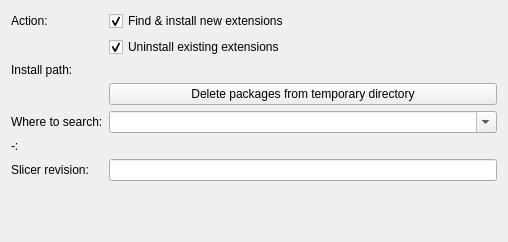
First picture: the form in Base/QTGUI/Resources/UI/qSlicerExtensionsWizardWelcomePage.ui, repository gezidan/Slicer, before the edit.
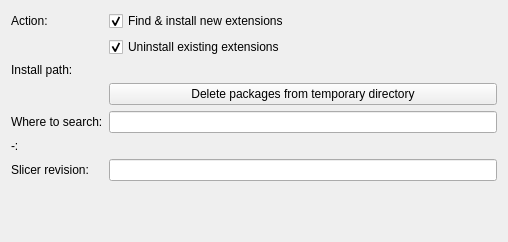
Second picture: the form after the edit. Custom widgets are drawn as their Qt base class.

Commit message: ENH: ExtensionsWizardWelcomePage - Use LineEdit instead of ComboBox for ExtensionServerURL

Diff of the .ui file:
```diff
--- a/Base/QTGUI/Resources/UI/qSlicerExtensionsWizardWelcomePage.ui
+++ b/Base/QTGUI/Resources/UI/qSlicerExtensionsWizardWelcomePage.ui
@@ -74,13 +74,6 @@
      </property>
     </widget>
    </item>
-   <item row="5" column="1">
-    <widget class="QComboBox" name="SearchURLComboBox">
-     <property name="editable">
-      <bool>true</bool>
-     </property>
-    </widget>
-   </item>
    <item row="7" column="0">
     <widget class="QLabel" name="PlatformArchitectureLabel">
      <property name="text">
@@ -112,6 +105,9 @@
      </property>
     </widget>
    </item>
+   <item row="5" column="1">
+    <widget class="QLineEdit" name="ExtensionServerURL"/>
+   </item>
   </layout>
  </widget>
  <customwidgets>
```
The commit also changes 1 other file.
